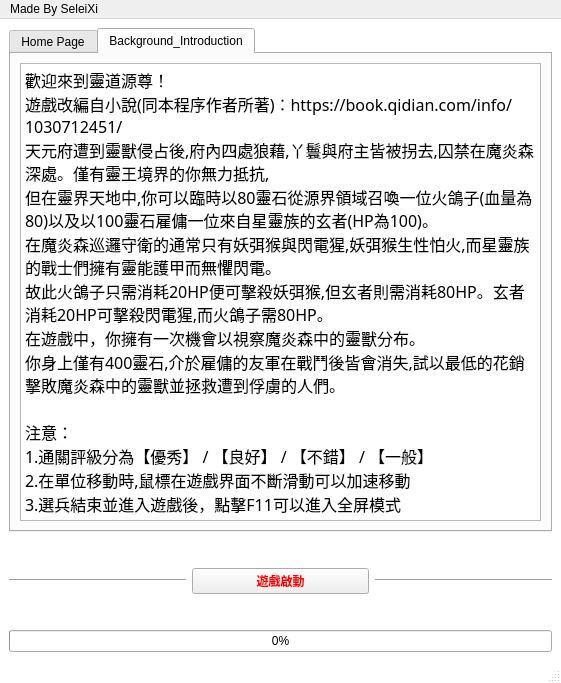
Above: menu2.ui from SeleiXi/lord-game before the change. Below: the same form after it.
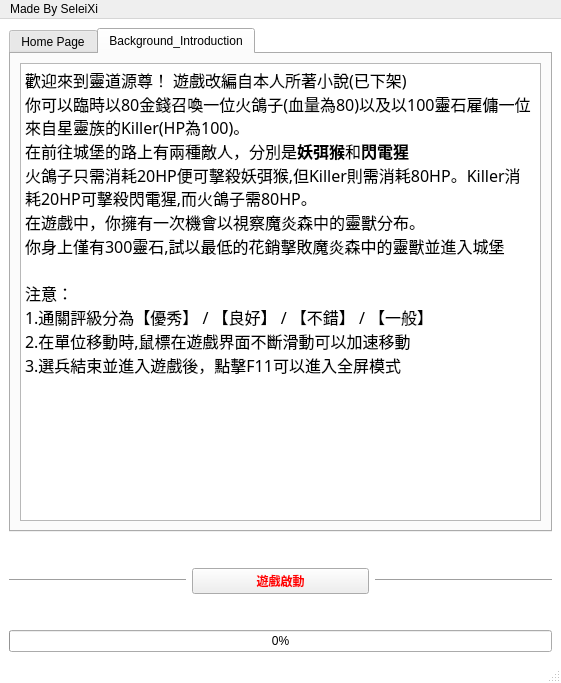
That is the form after the change. The open tabs and pages were chosen to show the change. Icons and pictures are not drawn.

```diff
--- a/menu2.ui
+++ b/menu2.ui
@@ -81,14 +81,12 @@
 &lt;html&gt;&lt;head&gt;&lt;meta name=&quot;qrichtext&quot; content=&quot;1&quot; /&gt;&lt;style type=&quot;text/css&quot;&gt;
 p, li { white-space: pre-wrap; }
 &lt;/style&gt;&lt;/head&gt;&lt;body style=&quot; font-family:'MiSans Heavy'; font-size:28pt; font-weight:600; font-style:normal;&quot;&gt;
-&lt;p style=&quot; margin-top:0px; margin-bottom:0px; margin-left:0px; margin-right:0px; -qt-block-indent:0; text-indent:0px;&quot;&gt;&lt;span style=&quot; font-size:12pt; font-weight:400;&quot;&gt;歡迎來到靈道源尊！ &lt;/span&gt;&lt;/p&gt;
-&lt;p style=&quot; margin-top:0px; margin-bottom:0px; margin-left:0px; margin-right:0px; -qt-block-indent:0; text-indent:0px;&quot;&gt;&lt;span style=&quot; font-size:12pt; font-weight:400;&quot;&gt;遊戲改編自小說(同本程序作者所著)：https://book.qidian.com/info/1030712451/&lt;/span&gt;&lt;/p&gt;
-&lt;p style=&quot; margin-top:0px; margin-bottom:0px; margin-left:0px; margin-right:0px; -qt-block-indent:0; text-indent:0px;&quot;&gt;&lt;span style=&quot; font-size:12pt; font-weight:400;&quot;&gt;天元府遭到靈獸侵占後,府內四處狼藉,丫鬟與府主皆被拐去,囚禁在魔炎森深處。僅有靈王境界的你無力抵抗,&lt;/span&gt;&lt;/p&gt;
-&lt;p style=&quot; margin-top:0px; margin-bottom:0px; margin-left:0px; margin-right:0px; -qt-block-indent:0; text-indent:0px;&quot;&gt;&lt;span style=&quot; font-size:12pt; font-weight:400;&quot;&gt;但在靈界天地中,你可以臨時以80靈石從源界領域召喚一位火鴿子(血量為80)以及以100靈石雇傭一位來自星靈族的玄者(HP為100)。&lt;/span&gt;&lt;/p&gt;
-&lt;p style=&quot; margin-top:0px; margin-bottom:0px; margin-left:0px; margin-right:0px; -qt-block-indent:0; text-indent:0px;&quot;&gt;&lt;span style=&quot; font-size:12pt; font-weight:400;&quot;&gt;在魔炎森巡邏守衛的通常只有妖弭猴與閃電猩,妖弭猴生性怕火,而星靈族的戰士們擁有靈能護甲而無懼閃電。&lt;/span&gt;&lt;/p&gt;
-&lt;p style=&quot; margin-top:0px; margin-bottom:0px; margin-left:0px; margin-right:0px; -qt-block-indent:0; text-indent:0px;&quot;&gt;&lt;span style=&quot; font-size:12pt; font-weight:400;&quot;&gt;故此火鴿子只需消耗20HP便可擊殺妖弭猴,但玄者則需消耗80HP。玄者消耗20HP可擊殺閃電猩,而火鴿子需80HP。&lt;/span&gt;&lt;/p&gt;
+&lt;p style=&quot; margin-top:0px; margin-bottom:0px; margin-left:0px; margin-right:0px; -qt-block-indent:0; text-indent:0px;&quot;&gt;&lt;span style=&quot; font-size:12pt; font-weight:400;&quot;&gt;歡迎來到靈道源尊！ 遊戲改編自本人所著小說(已下架)&lt;/span&gt;&lt;/p&gt;
+&lt;p style=&quot; margin-top:0px; margin-bottom:0px; margin-left:0px; margin-right:0px; -qt-block-indent:0; text-indent:0px;&quot;&gt;&lt;span style=&quot; font-size:12pt; font-weight:400;&quot;&gt;你可以臨時以80金錢召喚一位火鴿子(血量為80)以及以100靈石雇傭一位來自星靈族的Killer(HP為100)。&lt;/span&gt;&lt;/p&gt;
+&lt;p style=&quot; margin-top:0px; margin-bottom:0px; margin-left:0px; margin-right:0px; -qt-block-indent:0; text-indent:0px;&quot;&gt;&lt;span style=&quot; font-size:12pt; font-weight:400;&quot;&gt;在前往城堡的路上有兩種敵人，分別是&lt;/span&gt;&lt;span style=&quot; font-size:12pt;&quot;&gt;妖弭猴&lt;/span&gt;&lt;span style=&quot; font-size:12pt; font-weight:400;&quot;&gt;和&lt;/span&gt;&lt;span style=&quot; font-size:12pt;&quot;&gt;閃電猩&lt;/span&gt;&lt;/p&gt;
+&lt;p style=&quot; margin-top:0px; margin-bottom:0px; margin-left:0px; margin-right:0px; -qt-block-indent:0; text-indent:0px;&quot;&gt;&lt;span style=&quot; font-size:12pt; font-weight:400;&quot;&gt;火鴿子只需消耗20HP便可擊殺妖弭猴,但Killer則需消耗80HP。Killer消耗20HP可擊殺閃電猩,而火鴿子需80HP。&lt;/span&gt;&lt;/p&gt;
 &lt;p style=&quot; margin-top:0px; margin-bottom:0px; margin-left:0px; margin-right:0px; -qt-block-indent:0; text-indent:0px;&quot;&gt;&lt;span style=&quot; font-size:12pt; font-weight:400;&quot;&gt;在遊戲中，你擁有一次機會以視察魔炎森中的靈獸分布。&lt;/span&gt;&lt;/p&gt;
-&lt;p style=&quot; margin-top:0px; margin-bottom:0px; margin-left:0px; margin-right:0px; -qt-block-indent:0; text-indent:0px;&quot;&gt;&lt;span style=&quot; font-size:12pt; font-weight:400;&quot;&gt;你身上僅有400靈石,介於雇傭的友軍在戰鬥後皆會消失,試以最低的花銷擊敗魔炎森中的靈獸並拯救遭到俘虜的人們。&lt;/span&gt;&lt;/p&gt;
+&lt;p style=&quot; margin-top:0px; margin-bottom:0px; margin-left:0px; margin-right:0px; -qt-block-indent:0; text-indent:0px;&quot;&gt;&lt;span style=&quot; font-size:12pt; font-weight:400;&quot;&gt;你身上僅有300靈石,試以最低的花銷擊敗魔炎森中的靈獸並進入城堡&lt;/span&gt;&lt;/p&gt;
 &lt;p style=&quot;-qt-paragraph-type:empty; margin-top:0px; margin-bottom:0px; margin-left:0px; margin-right:0px; -qt-block-indent:0; text-indent:0px; font-size:12pt; font-weight:400;&quot;&gt;&lt;br /&gt;&lt;/p&gt;
 &lt;p style=&quot; margin-top:0px; margin-bottom:0px; margin-left:0px; margin-right:0px; -qt-block-indent:0; text-indent:0px;&quot;&gt;&lt;span style=&quot; font-size:12pt; font-weight:400;&quot;&gt;注意：&lt;/span&gt;&lt;/p&gt;
 &lt;p style=&quot; margin-top:0px; margin-bottom:0px; margin-left:0px; margin-right:0px; -qt-block-indent:0; text-indent:0px;&quot;&gt;&lt;span style=&quot; font-size:12pt; font-weight:400;&quot;&gt;1.通關評級分為【優秀】 / 【良好】 / 【不錯】 / 【一般】&lt;/span&gt;&lt;/p&gt;
```
Left out of the diff: 2 changed lines with no effect on the pictures.
